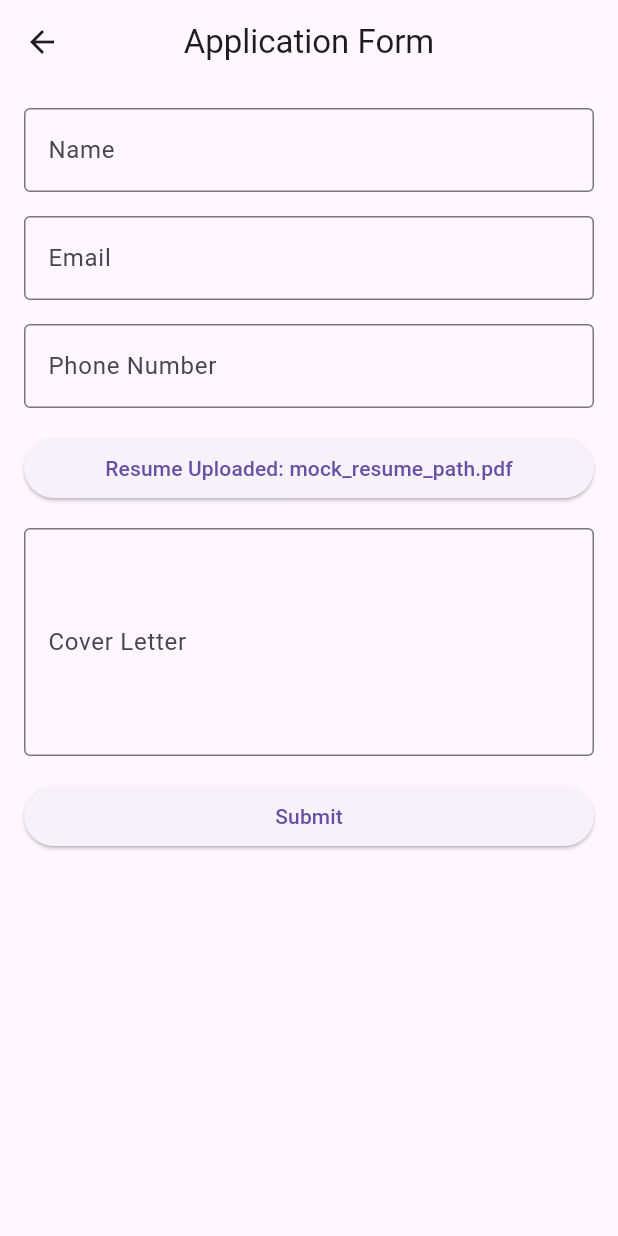
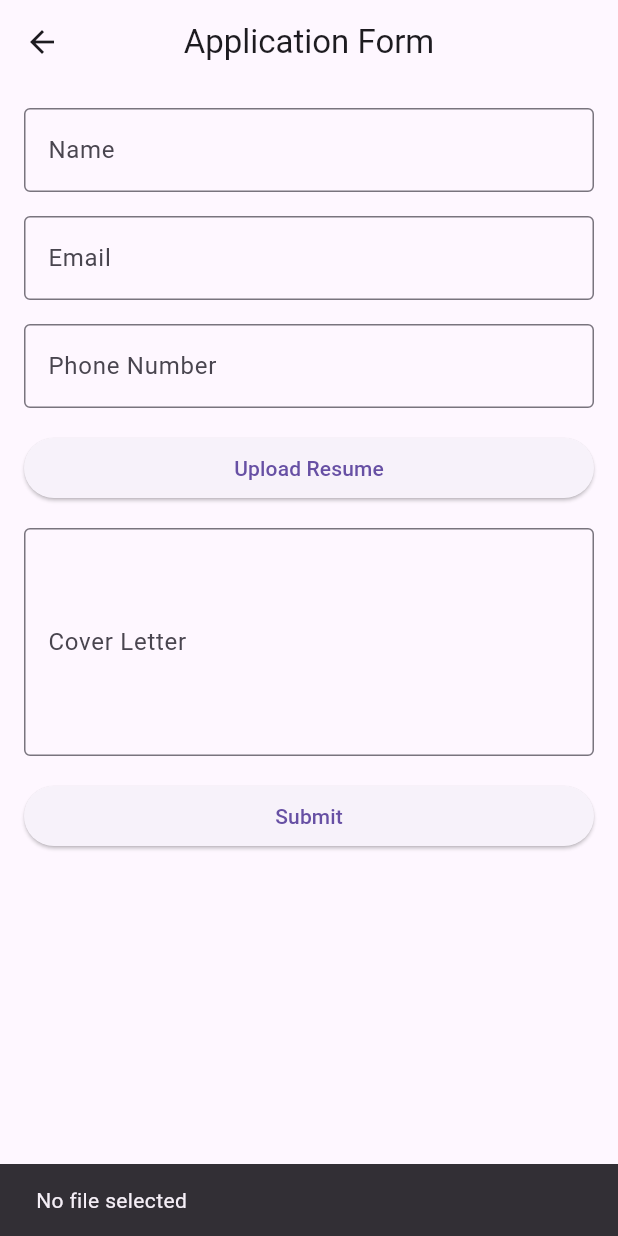
Before and after one commit to rana-shekhar/Recruiters, a Flutter app: the ApplyNow screen opened directly with empty values, after a tap on "Upload Resume", on a phone screen of 412 x 824 dp. Run offline on Flutter 3.47's test engine with Material 3 defaults, Android fonts, the phone set to English and light mode, and no system bars; our stand-ins replace image_picker.

Commit message:
minor changes

```diff
--- a/lib/screens/apply_now.dart
+++ b/lib/screens/apply_now.dart
@@ -1,3 +1,4 @@
+import 'package:file_picker/file_picker.dart';
 import 'package:flutter/material.dart';
 // import 'package:recruiters/data_helper.dart';
 import 'package:recruiters/job_data.dart';
@@ -94,15 +95,44 @@ class _ApplyNowState extends State<ApplyNow> {
               const SizedBox(height: 16),
               ElevatedButton(
                 onPressed: () async {
-                  // Simulate file picker (e.g., using file_picker package)
-                  setState(() {
-                    resumePath =
-                        "mock_resume_path.pdf"; // Replace with real path
-                  });
+                  try {
+                    // Open file picker to select a file
+                    final result = await FilePicker.platform.pickFiles(
+                      type: FileType.custom,
+                      allowedExtensions: [
+                        'pdf',
+                        'doc',
+                        'docx'
+                      ], // Allow resume formats
+                    );
+
+                    if (result != null && result.files.single.path != null) {
+                      setState(() {
+                        resumePath =
+                            result.files.single.path; // Save the file path
+                      });
+
+                      ScaffoldMessenger.of(context).showSnackBar(
+                        SnackBar(
+                            content: Text(
+                                "Resume selected: ${result.files.single.name}")),
+                      );
+                    } else {
+                      // User canceled file selection
+                      ScaffoldMessenger.of(context).showSnackBar(
+                        const SnackBar(content: Text("No file selected")),
+                      );
+                    }
+                  } catch (e) {
+                    // Handle any errors
+                    ScaffoldMessenger.of(context).showSnackBar(
+                      SnackBar(content: Text("Failed to pick file: $e")),
+                    );
+                  }
                 },
                 child: Text(resumePath == null
                     ? "Upload Resume"
-                    : "Resume Uploaded: $resumePath"),
+                    : "Resume Uploaded: ${resumePath!.split('/').last}"),
               ),
               const SizedBox(height: 16),
               TextFormField(
@@ -130,8 +160,7 @@ class _ApplyNowState extends State<ApplyNow> {
                         name: _nameController.text,
                         email: _emailController.text,
                         phoneNumber: _phoneController.text));
-
-
+                    resumePath = resumePath;
 
                     resetForm();
                   }
```
Also changed, not shown: lib/screens/aspirants_details.dart (+11 -1 lines).
